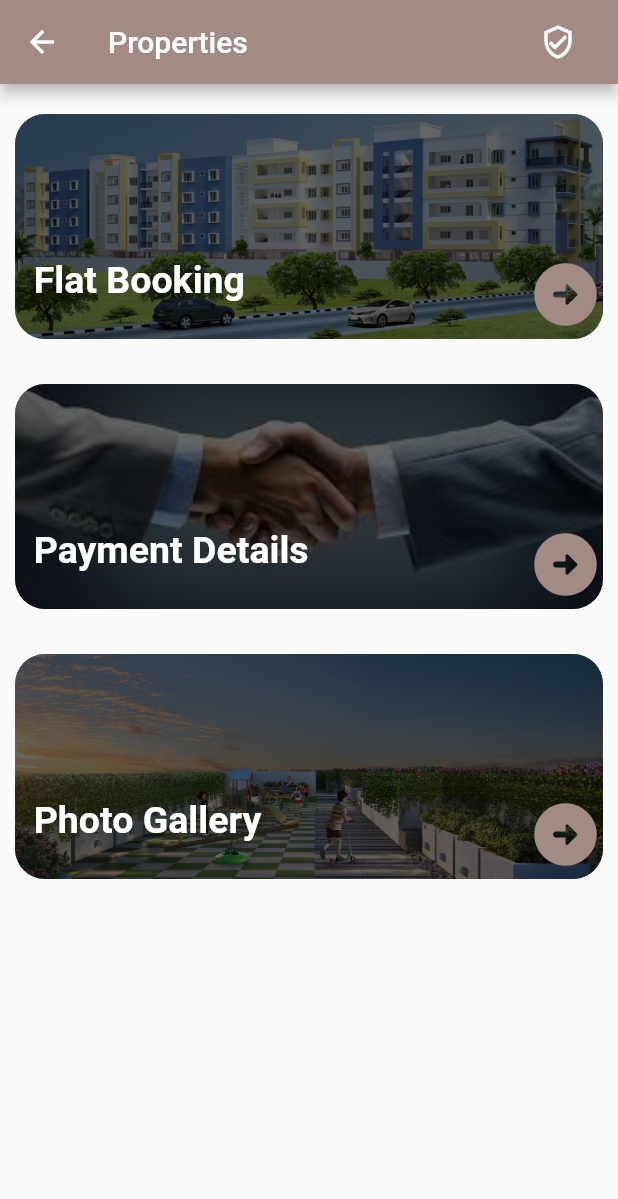
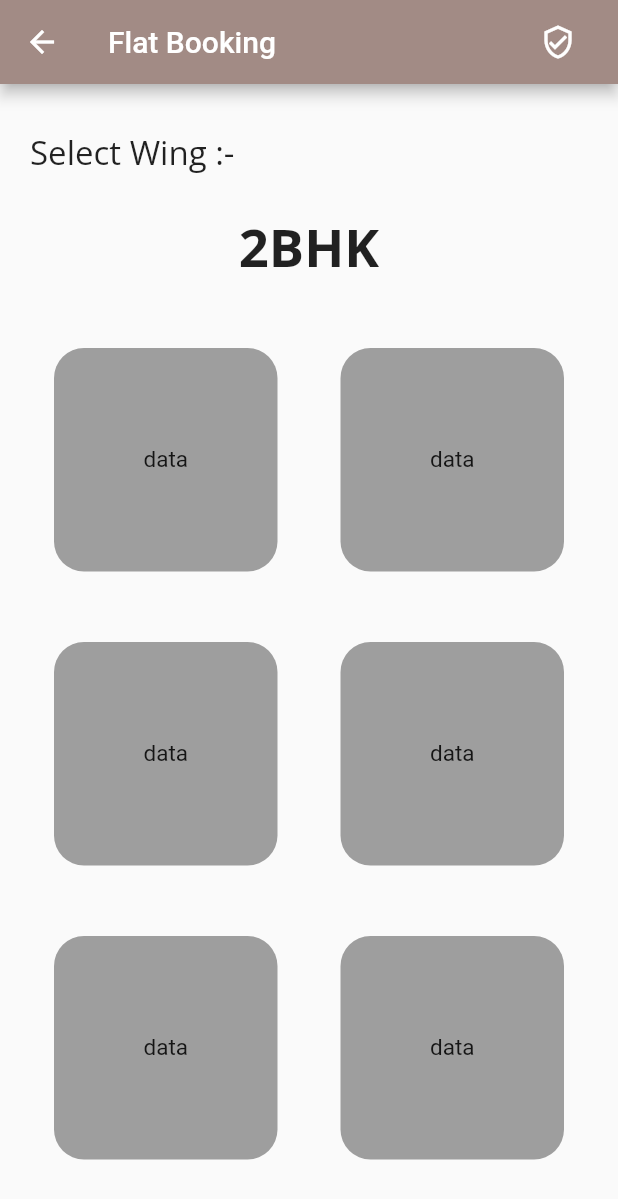
Before and after one commit to Harit012/build_ready, a Flutter app: the PropertiesScreen screen opened directly, after a tap on "Flat Booking", on a phone screen of 412 x 824 dp. Shown: the top 1199 px of the screen. Run offline on Flutter 3.47's test engine with Material 2 defaults, Android fonts, the light colour scheme and no system bars; network calls fail.

Commit message:
Added Wings Grid

```diff
--- /dev/null
+++ b/lib/Screens/flat_booking_screen.dart
@@ -0,0 +1,104 @@
+import 'package:build_ready/data/dummy_url.dart';
+import 'package:build_ready/widgets/wings.dart';
+
+import 'package:flutter/material.dart';
+
+class FlatBookingScreen extends StatelessWidget {
+  const FlatBookingScreen({super.key});
+
+  @override
+  Widget build(BuildContext context) {
+    return SafeArea(
+      child: Scaffold(
+        appBar: AppBar(
+          backgroundColor: const Color(0xFFA28B85),
+          title: Row(
+            children: [
+              const Text('Flat Booking'),
+              Expanded(
+                child: Row(
+                  mainAxisAlignment: MainAxisAlignment.end,
+                  children: [
+                    IconButton(
+                      onPressed: () {},
+                      icon: const Icon(Icons.verified_user_outlined),
+                    ),
+                  ],
+                ),
+              )
+            ],
+          ),
+        ),
+        body: SingleChildScrollView(
+          child: Stack(
+            children: [
+              const SizedBox(
+                height: 800,
+                width: double.infinity,
+                child: Column(
+                  children: [
+                    SizedBox(
+                      height: 30,
+                    ),
+                    Row(
+                      children: [
+                        SizedBox(
+                          width: 20,
+                        ),
+                        Text(
+                          "Select Wing :- ",
+                          style:
+                              TextStyle(fontSize: 22, fontFamily: 'OpenSanas'),
+                        ),
+                      ],
+                    ),
+                    SizedBox(
+                      height: 25,
+                    ),
+                    Row(
+                      mainAxisAlignment: MainAxisAlignment.center,
+                      children: [
+                        Text(
+                          Flat1.type,
+                          style: TextStyle(
+                            fontSize: 35,
+                            fontFamily: 'OpenSanas',
+                            fontWeight: FontWeight.bold,
+                          ),
+                        ),
+                      ],
+                    ),
+                  ],
+                ),
+              ),
+              Positioned(
+                top: 160,
+                left: 20,
+                right: 20,
+                bottom: 50,
+                child: SingleChildScrollView(
+                  child: Container(
+                    height: 1000,
+                    width: 600,
+                    // color: Colors.black12,
+                    child: GridView.count(
+                      crossAxisCount: 2,
+                      crossAxisSpacing: 10,
+                      mainAxisSpacing: 15,
+                      children: [
+                        for (int i = 0; i <= 10; i++) const Wing(),
+                        const SizedBox(
+                          height: 20,
+                        ),
+                      ],
+                    ),
+                  ),
+                ),
+              )
+            ],
+          ),
+        ),
+      ),
+    );
+  }
+}
--- a/lib/Screens/features_screen.dart
+++ b/lib/Screens/gallery_features_screen.dart
@@ -2,8 +2,8 @@ import 'package:build_ready/data/dummy_url.dart';
 import 'package:build_ready/widgets/features.dart';
 import 'package:flutter/material.dart';
 
-class FeaturesScreen extends StatelessWidget {
-  const FeaturesScreen({super.key});
+class GalleryFeaturesScreen extends StatelessWidget {
+  const GalleryFeaturesScreen({super.key});
 
   @override
   Widget build(BuildContext context) {
--- a/lib/Screens/properties_screen.dart
+++ b/lib/Screens/properties_screen.dart
@@ -1,5 +1,6 @@
 // import 'package:build_ready/data/dummy_url.dart';
-import 'package:build_ready/Screens/features_screen.dart';
+import 'package:build_ready/Screens/flat_booking_screen.dart';
+import 'package:build_ready/Screens/gallery_features_screen.dart';
 import 'package:build_ready/widgets/properties.dart';
 import 'package:flutter/material.dart';
 
@@ -35,7 +36,14 @@ class PropertiesScreen extends StatelessWidget {
               height: 10,
             ),
             InkWell(
-              onTap: () {},
+              onTap: () {
+                Navigator.push(
+                  context,
+                  MaterialPageRoute(
+                    builder: (context) => const FlatBookingScreen(),
+                  ),
+                );
+              },
               child: const PropertiesWidget(
                   url: 'images/FlatBooking.jpg', name: 'Flat Booking'),
             ),
@@ -55,7 +63,7 @@ class PropertiesScreen extends StatelessWidget {
                 Navigator.push(
                   context,
                   MaterialPageRoute(
-                      builder: (context) => const FeaturesScreen()),
+                      builder: (context) => const GalleryFeaturesScreen()),
                 );
               },
               child: const PropertiesWidget(
--- a/lib/main.dart
+++ b/lib/main.dart
@@ -1,7 +1,4 @@
-// import 'package:build_ready/Screens/loginscreen.dart';
-import 'package:build_ready/Screens/features_screen.dart';
-// import 'package:build_ready/Screens/homescreen.dart';
-// import 'package:build_ready/Screens/properties_screen.dart';
+import 'package:build_ready/Screens/flat_booking_screen.dart';
 
 import 'package:flutter/material.dart';
 
@@ -11,7 +8,7 @@ void main() {
       // theme: ,
       // darkTheme: ,
       debugShowCheckedModeBanner: false,
-      home: FeaturesScreen(),
+      home: FlatBookingScreen(),
     ),
   );
 }
--- /dev/null
+++ b/lib/widgets/wings.dart
@@ -0,0 +1,49 @@
+import 'package:build_ready/Screens/home_screen.dart';
+import 'package:build_ready/data/dummy_url.dart';
+import 'package:flutter/material.dart';
+// import 'package:velocity_x/velocity_x.dart';
+// import 'package:velocity_x/velocity_x.dart';
+
+class Wing extends StatelessWidget {
+  const Wing({super.key});
+
+  @override
+  Widget build(BuildContext context) {
+    return Padding(
+      padding: const EdgeInsets.all(16),
+      child: InkWell(
+        onTap: () {
+          Navigator.push(
+            context,
+            MaterialPageRoute(
+              builder: (context) => const HomeScreen(),
+            ),
+          );
+        },
+        child: Container(
+          height: 50,
+          width: 100,
+          decoration: BoxDecoration(
+            color: Colors.grey,
+            borderRadius: BorderRadius.circular(20),
+
+            // image: const DecorationImage(
+            //     image: NetworkImage(Flat1.str),
+            //     opacity: 0.5,
+            //     fit: BoxFit.cover),
+          ),
+          child: const Column(
+            mainAxisAlignment: MainAxisAlignment.center,
+            crossAxisAlignment: CrossAxisAlignment.center,
+            children: [
+              Text(
+                'data',
+                style: TextStyle(fontSize: 15),
+              )
+            ],
+          ),
+        ),
+      ),
+    );
+  }
+}
```
